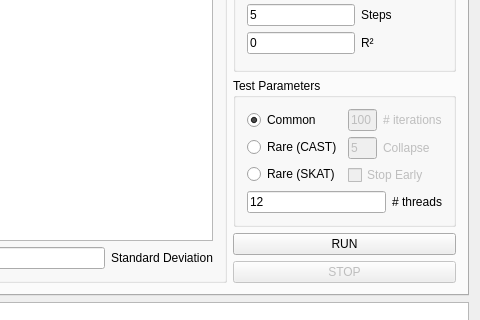
Above: gui/ui/mainwindow.ui from ScottMastro/VikNGS before the change; both pictures show x 465 to 945 and y 237 to 557 of the 945 by 814 pixel window. Below: the same form after it.
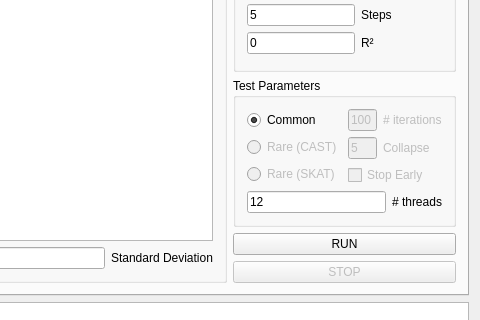
That is the form after the change. The open tabs and pages were chosen to show the change.

Diff of the .ui file:
```diff
--- a/gui/ui/mainwindow.ui
+++ b/gui/ui/mainwindow.ui
@@ -1220,6 +1220,9 @@
                  </item>
                  <item>
                   <widget class="QRadioButton" name="qsim_testRareCastBtn">
+                   <property name="enabled">
+                    <bool>false</bool>
+                   </property>
                    <property name="text">
                     <string>Rare (CAST)</string>
                    </property>
@@ -1230,6 +1233,9 @@
                  </item>
                  <item>
                   <widget class="QRadioButton" name="qsim_testRareSkatBtn">
+                   <property name="enabled">
+                    <bool>false</bool>
+                   </property>
                    <property name="text">
                     <string>Rare (SKAT)</string>
                    </property>
```
Left out of the diff: 8 changed lines with no effect on the pictures.
